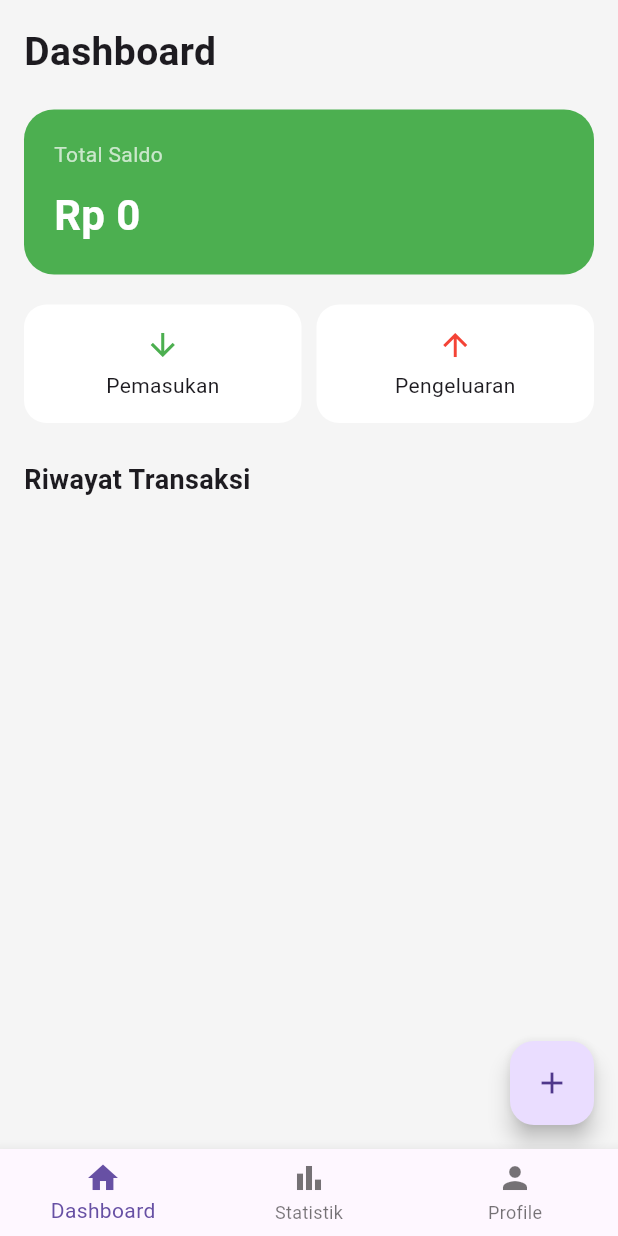
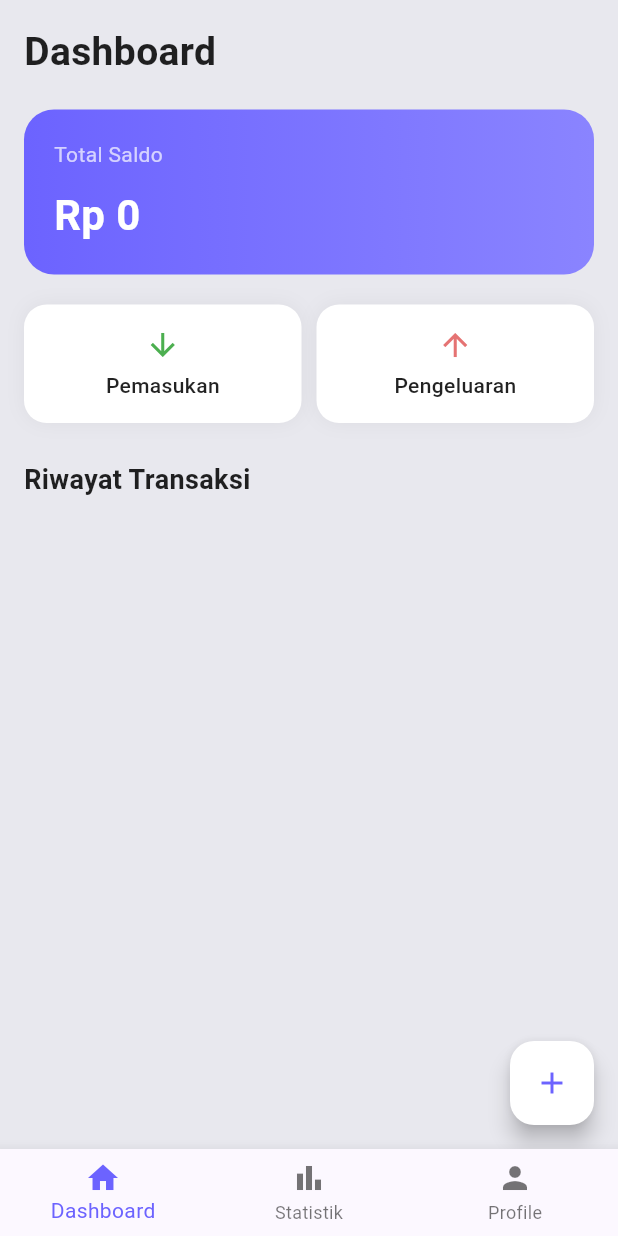
Before and after one commit to InsanNiaCahayaPutri/Implementasi-Wireframe-Part1, a Flutter app: the screen it shows after launch, after a tap on "Login", on a phone screen of 412 x 824 dp. Run offline on Flutter 3.47's test engine with Material 3 defaults, Android fonts, the phone set to English and light mode, and no system bars; our stand-ins replace fl_chart.

Commit message:
ganti warna dashboard belum fix

```diff
--- a/money_tracker_insan/lib/main.dart
+++ b/money_tracker_insan/lib/main.dart
@@ -2,31 +2,51 @@ import 'package:flutter/material.dart';
 import 'screens/splash_screen.dart';
 
 void main() {
-  runApp(MoneyTrackerApp());
+  runApp(const MoneyTrackerApp());
 }
 
 class MoneyTrackerApp extends StatelessWidget {
+  const MoneyTrackerApp({super.key});
+
   @override
   Widget build(BuildContext context) {
     return MaterialApp(
       title: 'Money Tracker',
       debugShowCheckedModeBanner: false,
+
       theme: ThemeData(
-        primarySwatch: Colors.green,
+        primaryColor: const Color(0xFF6C63FF),
 
-        // TAMBAHAN STYLE UI
-        scaffoldBackgroundColor: Colors.grey[100],
+        scaffoldBackgroundColor: const Color(0xFFF7F7FF),
+
+        colorScheme: ColorScheme.fromSeed(
+          seedColor: const Color(0xFF6C63FF),
+          primary: const Color(0xFF6C63FF),
+          secondary: const Color(0xFFB8B5FF),
+        ),
 
         appBarTheme: const AppBarTheme(
+          backgroundColor: Color(0xFF6C63FF),
+          foregroundColor: Colors.white,
           centerTitle: true,
           elevation: 0,
         ),
 
+        cardTheme: CardThemeData(
+          color: Colors.white,
+          elevation: 4,
+          shape: RoundedRectangleBorder(
+            borderRadius: BorderRadius.circular(16),
+          ),
+        ),
+
         elevatedButtonTheme: ElevatedButtonThemeData(
           style: ElevatedButton.styleFrom(
+            backgroundColor: const Color(0xFF6C63FF),
+            foregroundColor: Colors.white,
             padding: const EdgeInsets.symmetric(vertical: 14),
             shape: RoundedRectangleBorder(
-              borderRadius: BorderRadius.circular(10),
+              borderRadius: BorderRadius.circular(12),
             ),
           ),
         ),
@@ -34,8 +54,8 @@ class MoneyTrackerApp extends StatelessWidget {
         inputDecorationTheme: const InputDecorationTheme(
           border: OutlineInputBorder(),
         ),
+      ),
 
-      ),
       home: SplashScreen(),
     );
   }
--- a/money_tracker_insan/lib/screens/dashboard_screen.dart
+++ b/money_tracker_insan/lib/screens/dashboard_screen.dart
@@ -17,6 +17,7 @@ class _DashboardScreenState extends State<DashboardScreen> {
   @override
   Widget build(BuildContext context) {
     return Scaffold(
+      backgroundColor: const Color.fromARGB(255, 232, 232, 238),
       body: SafeArea(
         child: Padding(
           padding: const EdgeInsets.all(16),
@@ -25,17 +26,22 @@ class _DashboardScreenState extends State<DashboardScreen> {
             children: [
               const Text(
                 "Dashboard",
-                style: TextStyle(fontSize: 26, fontWeight: FontWeight.bold),
+                style: TextStyle(
+                  fontSize: 26,
+                  fontWeight: FontWeight.bold,
+                  color: Colors.black87,
+                ),
               ),
 
               const SizedBox(height: 20),
 
-              // SALDO
               Container(
                 width: double.infinity,
                 padding: const EdgeInsets.all(20),
                 decoration: BoxDecoration(
-                  color: Colors.green,
+                  gradient: const LinearGradient(
+                    colors: [Color(0xFF6C63FF), Color(0xFF8A84FF)],
+                  ),
                   borderRadius: BorderRadius.circular(20),
                 ),
                 child: Column(
@@ -60,7 +66,6 @@ class _DashboardScreenState extends State<DashboardScreen> {
 
               const SizedBox(height: 20),
 
-              // BUTTON
               Row(
                 children: [
                   Expanded(
@@ -76,7 +81,7 @@ class _DashboardScreenState extends State<DashboardScreen> {
                       child: const _InfoBox(
                         title: "Pemasukan",
                         icon: Icons.arrow_downward,
-                        color: Colors.green,
+                        color: Color(0xFF4CAF50),
                       ),
                     ),
                   ),
@@ -94,7 +99,7 @@ class _DashboardScreenState extends State<DashboardScreen> {
                       child: const _InfoBox(
                         title: "Pengeluaran",
                         icon: Icons.arrow_upward,
-                        color: Colors.red,
+                        color: Color(0xFFE57373),
                       ),
                     ),
                   ),
@@ -105,7 +110,11 @@ class _DashboardScreenState extends State<DashboardScreen> {
 
               const Text(
                 "Riwayat Transaksi",
-                style: TextStyle(fontSize: 18, fontWeight: FontWeight.bold),
+                style: TextStyle(
+                  fontSize: 18,
+                  fontWeight: FontWeight.bold,
+                  color: Colors.black87,
+                ),
               ),
 
               const SizedBox(height: 10),
@@ -119,7 +128,7 @@ class _DashboardScreenState extends State<DashboardScreen> {
                     return Dismissible(
                       key: Key(t.hashCode.toString()),
                       background: Container(
-                        color: Colors.red,
+                        color: Color(0xFFE57373),
                         alignment: Alignment.centerRight,
                         padding: const EdgeInsets.only(right: 20),
                         child: const Icon(Icons.delete, color: Colors.white),
@@ -131,8 +140,8 @@ class _DashboardScreenState extends State<DashboardScreen> {
                       child: ListTile(
                         leading: CircleAvatar(
                           backgroundColor: t.isIncome
-                              ? Colors.green
-                              : Colors.red,
+                              ? Color(0xFF4CAF50)
+                              : Color(0xFFE57373),
                           child: Icon(
                             t.isIncome
                                 ? Icons.arrow_downward
@@ -140,15 +149,22 @@ class _DashboardScreenState extends State<DashboardScreen> {
                             color: Colors.white,
                           ),
                         ),
-                        title: Text(t.title),
+                        title: Text(
+                          t.title,
+                          style: const TextStyle(color: Colors.black87),
+                        ),
                         subtitle: Text(
                           t.isIncome ? "Pemasukan" : "Pengeluaran",
+                          style: const TextStyle(
+                            color: Color.fromARGB(255, 0, 0, 0),
+                          ),
                         ),
                         trailing: Row(
                           mainAxisSize: MainAxisSize.min,
                           children: [
                             Text(
                               "${t.isIncome ? '+' : '-'} Rp ${t.amount.toStringAsFixed(0)}",
+                              style: const TextStyle(color: Colors.black87),
                             ),
                             IconButton(
                               icon: const Icon(Icons.edit),
@@ -157,7 +173,7 @@ class _DashboardScreenState extends State<DashboardScreen> {
                                   context,
                                   MaterialPageRoute(
                                     builder: (context) =>
-                                        AddTransactionScreen(),
+                                        const AddTransactionScreen(),
                                   ),
                                 );
                                 setState(() {});
@@ -176,6 +192,8 @@ class _DashboardScreenState extends State<DashboardScreen> {
       ),
 
       floatingActionButton: FloatingActionButton(
+        backgroundColor: Colors.white,
+        foregroundColor: const Color(0xFF6C63FF),
         onPressed: () async {
           final result = await Navigator.push(
             context,
@@ -194,7 +212,6 @@ class _DashboardScreenState extends State<DashboardScreen> {
   }
 }
 
-// WIDGET BOX
 class _InfoBox extends StatelessWidget {
   final String title;
   final IconData icon;
@@ -213,12 +230,21 @@ class _InfoBox extends StatelessWidget {
       decoration: BoxDecoration(
         color: Colors.white,
         borderRadius: BorderRadius.circular(15),
+        boxShadow: [
+          BoxShadow(color: Colors.black.withOpacity(0.05), blurRadius: 10),
+        ],
       ),
       child: Column(
         children: [
           Icon(icon, color: color),
           const SizedBox(height: 5),
-          Text(title),
+          Text(
+            title,
+            style: const TextStyle(
+              color: Colors.black87,
+              fontWeight: FontWeight.w500,
+            ),
+          ),
         ],
       ),
     );
```
